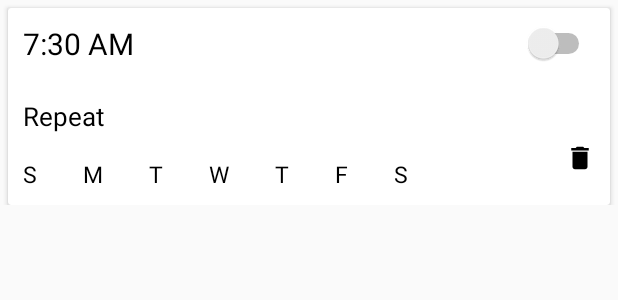
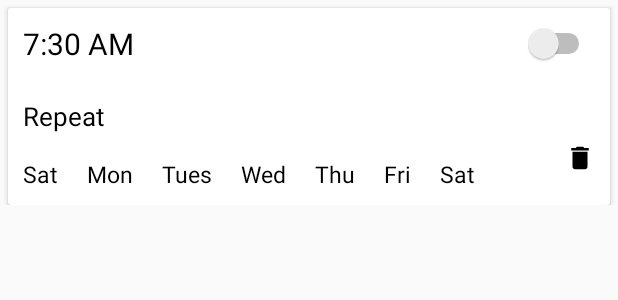
Before and after one commit to arhamyoga/ArhamApp, an Android app: the layout reminder_row.xml on its own in the app's theme, with its tools: preview values and no code run, on a phone screen of 412 x 824 dp. Shown: the top 300 px of the screen. Run offline under Robolectric (Android 15) with nearby library versions, the phone set to English and light mode, and no system bars.

Commit message:
Bugs fixed

```diff
--- a/app/src/main/java/net/yoga/adapter/NotificationsAdapter.java
+++ b/app/src/main/java/net/yoga/adapter/NotificationsAdapter.java
@@ -3,14 +3,11 @@ package net.yoga.adapter;
 import android.annotation.SuppressLint;
 import android.content.Context;
 import android.content.SharedPreferences;
-import android.support.annotation.NonNull;
 import android.support.v7.widget.RecyclerView;
 import android.view.LayoutInflater;
 import android.view.View;
 import android.view.ViewGroup;
-import android.widget.Button;
 import android.widget.ImageButton;
-import android.widget.ImageView;
 import android.widget.TextView;
 
 import com.google.gson.Gson;
--- a/app/src/main/java/net/yoga/receiver/NotificationPublisher.java
+++ b/app/src/main/java/net/yoga/receiver/NotificationPublisher.java
@@ -69,7 +69,7 @@ public class NotificationPublisher extends BroadcastReceiver {
             intent.addFlags(ErrorDialogData.BINDER_CRASH);
             Notification build = new Builder(context).setContentIntent(PendingIntent.getActivity(context, getNextNotifId(), intent, 0))
                     .setAutoCancel(true).setWhen(System.currentTimeMillis()).setSmallIcon(R.drawable.icon_notification)
-                    .setContentTitle("Hey! it's Yoga Time").setContentText("Let's do some Arham Yoga").setDefaults(1).build();
+                    .setContentTitle("Hey! it's Arham Time").setContentText("Let's do some Arham Yoga").setDefaults(1).build();
             if (f3360a || notificationManager != null) {
                 notificationManager.notify(getNextNotifId(), build);
                 return;
--- a/app/src/main/java/net/yoga/receiver/NotificationReceiver.java
+++ b/app/src/main/java/net/yoga/receiver/NotificationReceiver.java
@@ -40,7 +40,7 @@ public class NotificationReceiver extends BroadcastReceiver {
         ((NotificationManager) context.getSystemService("notification")).
                 notify(100, new Builder(context, "reminder_notification").
                         setContentIntent(PendingIntent.getActivity(context, 100, new Intent(context, MainActivity.class),
-                134217728)).setSmallIcon(R.drawable.icon_notification).setContentTitle("Yoga time")
+                134217728)).setSmallIcon(R.drawable.icon_notification).setContentTitle("Arham time")
                         .setContentText("Arham Dhyan")
                         .setStyle(new BigPictureStyle()
                                 .bigPicture(decodeResource).setBigContentTitle("Let's start yoga")
--- a/app/src/main/res/layout/activity_splash.xml
+++ b/app/src/main/res/layout/activity_splash.xml
@@ -22,7 +22,7 @@
         <ImageView
             android:layout_width="match_parent"
             android:layout_height="match_parent"
-            android:src="@drawable/splash_yoga" />
+            android:src="@drawable/splash_new" />
 
     </android.support.v7.widget.CardView>
 
--- a/app/src/main/res/layout/reminder_row.xml
+++ b/app/src/main/res/layout/reminder_row.xml
@@ -57,7 +57,7 @@
                     android:id="@+id/day1"
                     android:layout_width="wrap_content"
                     android:layout_height="wrap_content"
-                    android:text="S"
+                    android:text="Sat"
                     android:layout_weight="0.1" />
 
                 <TextView
@@ -67,7 +67,7 @@
                     android:id="@+id/day2"
                     android:layout_width="wrap_content"
                     android:layout_height="wrap_content"
-                    android:text="M"
+                    android:text="Mon"
                     android:layout_weight="0.1" />
 
                 <TextView
@@ -77,7 +77,7 @@
                     android:id="@+id/day3"
                     android:layout_width="wrap_content"
                     android:layout_height="wrap_content"
-                    android:text="T"
+                    android:text="Tues"
                     android:layout_weight="0.1" />
 
                 <TextView
@@ -87,7 +87,7 @@
                     android:id="@+id/day4"
                     android:layout_width="wrap_content"
                     android:layout_height="wrap_content"
-                    android:text="W"
+                    android:text="Wed"
                     android:layout_weight="0.1" />
 
                 <TextView
@@ -97,7 +97,7 @@
                     android:id="@+id/day5"
                     android:layout_width="wrap_content"
                     android:layout_height="wrap_content"
-                    android:text="T"
+                    android:text="Thu"
                     android:layout_weight="0.1" />
 
                 <TextView
@@ -107,7 +107,7 @@
                     android:id="@+id/day6"
                     android:layout_width="wrap_content"
                     android:layout_height="wrap_content"
-                    android:text="F"
+                    android:text="Fri"
                     android:layout_weight="0.1" />
 
                 <TextView
@@ -117,7 +117,7 @@
                     android:id="@+id/day7"
                     android:layout_width="wrap_content"
                     android:layout_height="wrap_content"
-                    android:text="S"
+                    android:text="Sat"
                     android:layout_weight="0.1" />
 
             </LinearLayout>
--- a/app/src/main/res/values/strings.xml
+++ b/app/src/main/res/values/strings.xml
@@ -1,5 +1,6 @@
 <resources>
-    <string name="app_name">अर्हं ध्यान योग</string>
+    <!--<string name="app_name">अर्हं ध्यान योग</string>-->
+    <string name="app_name">Arham Dhyan Yoga</string>
     <string name="action_settings">Settings</string>
     <string name="ready_to_go">Ready To Go!</string>
     <string name="navigation_drawer_open">Open the drawer</string>
```
Also changed, not shown: app/src/main/java/net/yoga/activities/MainActivity.java (+13 -2 lines), app/src/main/java/net/yoga/adapter/ReminderAdapter.java (+7 -7 lines), app/src/main/java/net/yoga/fragments/SpecialSessionFragment.java (+16 -0 lines), app/src/main/res/layout/nav_header_home.xml (+8 -1 lines), app/src/main/res/drawable/arham_global_new.png (deleted), app/src/main/res/drawable/splash_new.png (added), app/src/main/res/drawable/splash_yoga.png (deleted).
